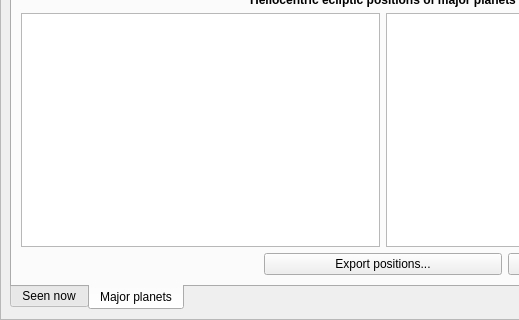
Stellarium/stellarium, file src/gui/astroCalcDialog.ui: the form before one commit; both pictures show x 0 to 519 and y 127 to 447 of the 766 by 447 pixel window.
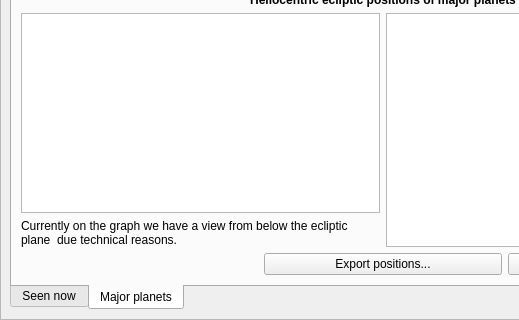
The form after the commit. The open tabs and pages were chosen to show the change. Icons and pictures are not drawn. Custom widgets are drawn as their Qt base class.

Commit message: Added note to the view

```diff
--- a/src/gui/astroCalcDialog.ui
+++ b/src/gui/astroCalcDialog.ui
@@ -495,6 +495,8 @@
              </attribute>
              <layout class="QGridLayout" name="gridLayout_23">
               <item row="1" column="0">
+               <layout class="QVBoxLayout" name="verticalLayout_2">
+                <item>
                <widget class="QTreeWidget" name="hecPositionsTreeWidget">
                 <property name="editTriggers">
                  <set>QAbstractItemView::NoEditTriggers</set>
@@ -519,7 +521,19 @@
                 </property>
                </widget>
               </item>
-              <item row="2" column="0" colspan="2">
+                <item>
+                 <widget class="QLabel" name="hecNoteLabel">
+                  <property name="text">
+                   <string>Currently on the graph we have a view from below the ecliptic plane  due technical reasons.</string>
+                  </property>
+                  <property name="wordWrap">
+                   <bool>true</bool>
+                  </property>
+                 </widget>
+                </item>
+               </layout>
+              </item>
+              <item row="3" column="0" colspan="2">
                <layout class="QHBoxLayout" name="horizontalLayout_23">
                 <item>
                  <widget class="QLabel" name="hecPositionsTimeLabel"/>
```
Lines whose indentation alone changed are shown as unchanged. The commit also changes 1 other file.
